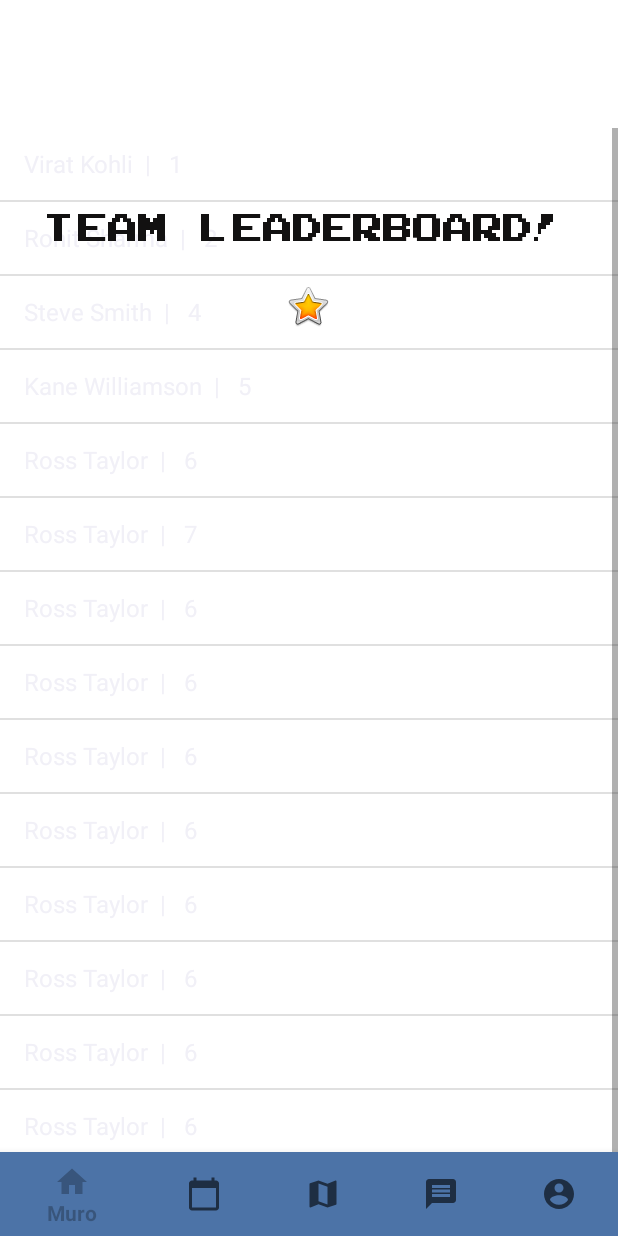
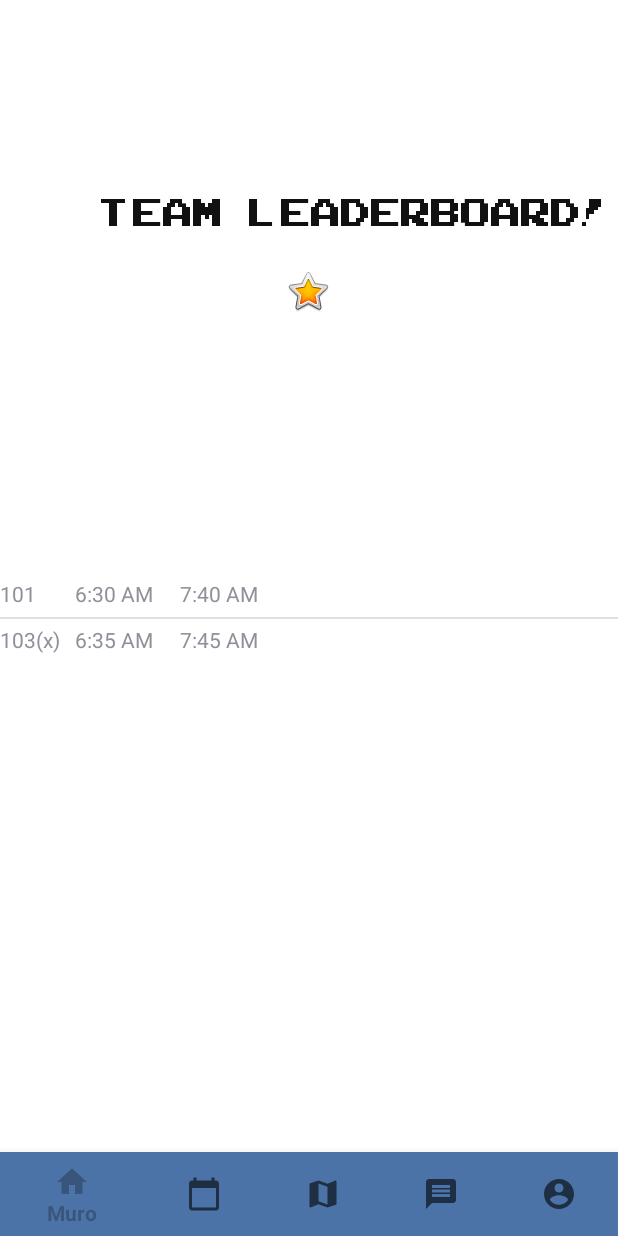
Before and after one commit to corico44/PES-RunnerWar-Frontend, an Android app: the MuroFragment screen opened directly, with no data from a screen before it, on a phone screen of 412 x 824 dp. Run offline under Robolectric (Android 15) with nearby library versions, the phone set to English and light mode, and no system bars; our stand-ins replace Room's generated code, navigation-ui; libraries missing offline, so code that uses them is left out: io.getstream.chat; network calls fail; 1 statement that could not run was skipped.

Commit message:
Leaderboard básico con varias columnas

```diff
--- a/app/src/main/java/com/example/runnerwar/ui/muro/MuroFragment.kt
+++ b/app/src/main/java/com/example/runnerwar/ui/muro/MuroFragment.kt
@@ -9,6 +9,7 @@ import android.view.View
 import android.view.ViewGroup
 import android.widget.ArrayAdapter
 import android.widget.ListView
+import android.widget.SimpleAdapter
 import android.widget.TextView
 import androidx.fragment.app.Fragment
 import com.example.runnerwar.R
@@ -26,30 +27,38 @@ import kotlinx.android.synthetic.main.fragment_muro.*
 class MuroFragment : Fragment() {
 
     private lateinit var muroViewModel: MuroViewModel
-    private var itemsList: List<Items> = ArrayList()
     private var listView: ListView? = null
-    private var adapter: CustomListAdapter? = null
 
     override fun onStart() {
 
         super.onStart()
             //openPopUpDailyLogin()
             // use arrayadapter and define an array
-            val arrayAdapter: ArrayAdapter<*>
-            val users = arrayOf(
-                "Virat Kohli  |   1", "Rohit Sharma  |   2", "Steve Smith  |   4",
-                "Kane Williamson  |   5", "Ross Taylor  |   6","Ross Taylor  |   7","Ross Taylor  |   6","Ross Taylor  |   6",
-                "Ross Taylor  |   6","Ross Taylor  |   6","Ross Taylor  |   6","Ross Taylor  |   6","Ross Taylor  |   6",
-                "Ross Taylor  |   6","Ross Taylor  |   6","Ross Taylor  |   6","Ross Taylor  |   6","Ross Taylor  |   6"
+            val list = SCHEDULE as ListView
+
+            val mylist = ArrayList<HashMap<String, String?>>()
+            var map = HashMap<String, String?>()
+            map["train"] = "101"
+            map["from"] = "6:30 AM"
+            map["to"] = "7:40 AM"
+            mylist.add(map)
+            map = HashMap()
+            map["train"] = "103(x)"
+            map["from"] = "6:35 AM"
+            map["to"] = "7:45 AM"
+            mylist.add(map)
+            var mSchedule = SimpleAdapter(
+                activity?.applicationContext,
+                mylist,
+                R.layout.row,
+                arrayOf("train", "from", "to"),
+                intArrayOf(
+                    R.id.TRAIN_CELL,
+                    R.id.FROM_CELL,
+                    R.id.TO_CELL
+                )
             )
-
-            // access the listView from xml file
-            var mListView = list
-            arrayAdapter = ArrayAdapter(
-                activity?.applicationContext!!,
-                android.R.layout.simple_list_item_1, users)
-            mListView.adapter = arrayAdapter
-            Log.d("1 ", "pasa adapter notify")
+            list.adapter = mSchedule
             println("EL CORREO ES: " + Session.getIdUsuario().toString())
             val mail = MailForm(Session.getIdUsuario().toString())
             muroViewModel.dailyLogin(mail)
--- a/app/src/main/java/com/example/runnerwar/ui/registro/RegistroActivity.kt
+++ b/app/src/main/java/com/example/runnerwar/ui/registro/RegistroActivity.kt
@@ -60,7 +60,7 @@ class RegistroActivity : AppCompatActivity() {
     override fun onCreate(savedInstanceState: Bundle?) {
 
         val gso = GoogleSignInOptions.Builder(GoogleSignInOptions.DEFAULT_SIGN_IN)
-            .requestIdToken(getString(R.string.default_web_client_id))
+            .requestIdToken("1054517802738-1ra88vp8rnhfg8qk23i4sklios7i1m6d.apps.googleusercontent.com")
             .requestEmail()
             .build()
 
--- a/app/src/main/res/layout/fragment_muro.xml
+++ b/app/src/main/res/layout/fragment_muro.xml
@@ -24,32 +24,28 @@
         app:layout_constraintVertical_bias="0.835" />
 
     <ListView
-        android:id="@+id/list"
-        android:layout_width="fill_parent"
+        android:id="@+id/SCHEDULE"
+        android:layout_width="wrap_content"
         android:layout_height="wrap_content"
-        android:cacheColorHint="#FFFFFF"
-        android:clipToPadding="false"
-        android:dividerHeight="1dp"
-        android:paddingBottom="5dp"
         app:layout_constraintBottom_toBottomOf="parent"
         app:layout_constraintEnd_toEndOf="parent"
         app:layout_constraintStart_toStartOf="parent"
-        app:layout_constraintTop_toBottomOf="@+id/textView12" />
+        app:layout_constraintTop_toTopOf="parent"></ListView>
 
     <TextView
         android:id="@+id/textView12"
         android:layout_width="wrap_content"
         android:layout_height="wrap_content"
         android:fontFamily="@font/font_arcade_classic"
-        android:text="TEAM     LEADERBOARD!"
+        android:text=" TEAM    LEADERBOARD!"
         android:textColor="#121111"
         android:textSize="36sp"
         app:layout_constraintBottom_toBottomOf="@+id/text_home"
         app:layout_constraintEnd_toEndOf="parent"
-        app:layout_constraintHorizontal_bias="0.492"
+        app:layout_constraintHorizontal_bias="1.0"
         app:layout_constraintStart_toStartOf="parent"
         app:layout_constraintTop_toTopOf="parent"
-        app:layout_constraintVertical_bias="0.199" />
+        app:layout_constraintVertical_bias="0.184" />
 
     <ImageView
         android:id="@+id/imageView7"
--- /dev/null
+++ b/app/src/main/res/layout/row.xml
@@ -0,0 +1,22 @@
+<?xml version="1.0" encoding="utf-8"?>
+<!-- row.xml -->
+<LinearLayout
+    xmlns:android="http://schemas.android.com/apk/res/android"
+    android:paddingTop="4dip"
+    android:paddingBottom="6dip"
+    android:layout_width="fill_parent"
+    android:layout_height="wrap_content"
+    android:orientation="horizontal">
+
+    <TextView android:id="@+id/TRAIN_CELL"
+        android:layout_width="50dip"
+        android:layout_height="wrap_content"/>
+
+    <TextView android:id="@+id/FROM_CELL"
+        android:layout_width="70dip"
+        android:layout_height="wrap_content" android:layout_weight="1"/>
+
+    <TextView android:id="@+id/TO_CELL"
+        android:layout_width="60dip"
+        android:layout_height="wrap_content"  android:layout_weight="1"/>
+</LinearLayout>
--- a/app/src/main/res/values/strings.xml
+++ b/app/src/main/res/values/strings.xml
@@ -16,7 +16,6 @@
     <string name="title_calendario">Calendario</string>
     <string name="title_cuenta">Cuenta</string>
     <string name="google_maps_key">AIzaSyCde9hpifqdn88nwA1vY6tX9feFiwKXsCI</string>
-
     <string name="api_key">46z48ju2p7dt</string>
     <string name="search"> + </string>
 
--- a/build.gradle
+++ b/build.gradle
@@ -11,7 +11,7 @@ buildscript {
         maven { url "https://jitpack.io" }
     }
     dependencies {
-        classpath 'com.android.tools.build:gradle:4.1.1'
+        classpath 'com.android.tools.build:gradle:3.5.2'
         classpath "org.jetbrains.kotlin:kotlin-gradle-plugin:$kotlin_version"
         classpath 'com.google.gms:google-services:4.3.5'
         def nav_version = "2.3.5"
```
Also changed, not shown: app/src/main/java/com/example/runnerwar/ui/muro/CustomListAdapter.kt (deleted, +0 -59 lines), app/src/main/java/com/example/runnerwar/ui/muro/item.kt (deleted, +0 -12 lines), app/src/main/res/layout/list_row.xml (deleted, +0 -32 lines).
